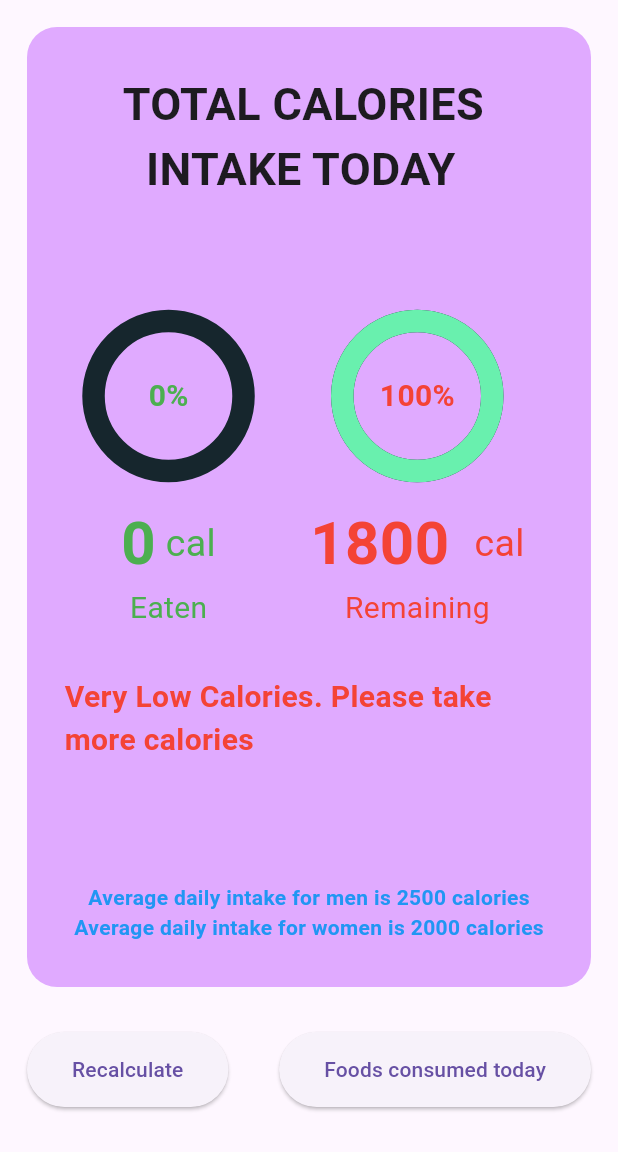
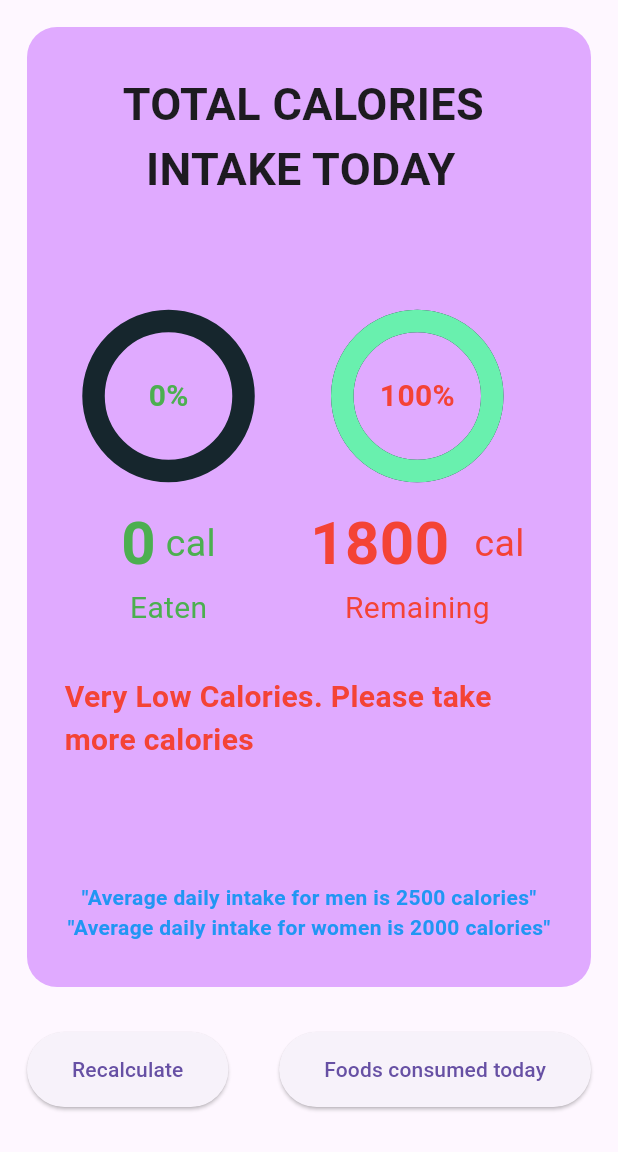
Before and after one commit to Rajesh0408/Calorie-Tracker, a Flutter app: the screen it shows after launch, after a tap on "Total Calories", on a phone screen of 412 x 824 dp, the part 84-1236 px from its top. Run offline on Flutter 3.47's test engine with Material 3 defaults, Android fonts, the phone set to English and light mode, and no system bars; drawn by our look-alikes of simple_circular_progress_bar; our stand-ins replace cloud_firestore, firebase_core; missing offline and left inert: dart:ffi; accounts and stored records are empty.

Commit message:
final commit

```diff
--- a/lib/UI/FoodListPage.dart
+++ b/lib/UI/FoodListPage.dart
@@ -30,11 +30,13 @@ class _FoodListPageState extends State<FoodListPage> {
   String searchText = '';
   List searchList = [];
   List searchIndexList = [];
+  bool bl=false;
 
   @override
   void initState() {
     super.initState();
     readData();
+
   }
 
   Future<void> readData() async {
@@ -43,13 +45,8 @@ class _FoodListPageState extends State<FoodListPage> {
           FirebaseFirestore.instance.collection('Foods');
       QuerySnapshot querySnapshot = await collectionReference.get();
 
-      //Get the total calories
-      // documentReference = FirebaseFirestore.instance.collection('TotalCalories').doc('7NELlvkDVQ6PLMVdbqpg');
-      // DocumentSnapshot<Object?>? documentSnapshot = await documentReference?.get();
-      // data = documentSnapshot?.data() as Map<String, dynamic>?;
-      // savedTotalCalories = data?['totalCalories'];
 
-      //Get the countList
+      // Get the countList
       documentReferenceForCountList = FirebaseFirestore.instance
           .collection('FoodsConsumedToday')
           .doc('XeEl2aYmbHyGfdVsOc9U');
@@ -63,8 +60,15 @@ class _FoodListPageState extends State<FoodListPage> {
       // }
 
       setState(() {
+        isTodayNewDay();
         list = querySnapshot.docs.map((doc) => doc.data()).toList();
-        print(list);
+      // FirebaseFirestore.instance
+      //     .collection(
+      //     'FoodsConsumedToday') // Replace 'your_collection' with your actual collection name
+      //     .doc(
+      //     'XeEl2aYmbHyGfdVsOc9U') // Replace 'your_document_id' with the ID of the document containing the array
+      //     .update({'countList': countList});
+
       });
     } catch (e) {
       print(e);
@@ -155,8 +159,14 @@ class _FoodListPageState extends State<FoodListPage> {
                                       countList[searchIndexList[index]] =
                                           countList[searchIndexList[index]] - 1;
                                     }
-                                  }
-                                });
+                                  }  });
+                                  FirebaseFirestore.instance
+                                      .collection(
+                                      'FoodsConsumedToday') // Replace 'your_collection' with your actual collection name
+                                      .doc(
+                                      'XeEl2aYmbHyGfdVsOc9U') // Replace 'your_document_id' with the ID of the document containing the array
+                                      .update({'countList': countList});
+
                               },
                               child: const Center(
                                 child: Text(
@@ -181,7 +191,7 @@ class _FoodListPageState extends State<FoodListPage> {
                           child: FloatingActionButton(
                               heroTag: 'plus$index',
                               onPressed: () {
-                                setState(() {
+                                setState(()  {
                                   if (searchList.isEmpty) {
                                     countList[index] = countList[index] + 1;
                                   } else {
@@ -189,6 +199,13 @@ class _FoodListPageState extends State<FoodListPage> {
                                         countList[searchIndexList[index]] + 1;
                                   }
                                 });
+                                  FirebaseFirestore.instance
+                                      .collection(
+                                      'FoodsConsumedToday') // Replace 'your_collection' with your actual collection name
+                                      .doc(
+                                      'XeEl2aYmbHyGfdVsOc9U') // Replace 'your_document_id' with the ID of the document containing the array
+                                      .update({'countList': countList});
+
                               },
                               child: const Text(
                                 '+',
@@ -214,21 +231,12 @@ class _FoodListPageState extends State<FoodListPage> {
                 ElevatedButton(
                     onPressed: () async {
                       savedTotalCalories = 0;
-                      await FirebaseFirestore.instance
-                          .collection(
-                              'FoodsConsumedToday') // Replace 'your_collection' with your actual collection name
-                          .doc(
-                              'XeEl2aYmbHyGfdVsOc9U') // Replace 'your_document_id' with the ID of the document containing the array
-                          .update({'countList': countList});
                       bottomSheetList.clear();
-                      if (await isTodayNewDay()) {
-                        savedTotalCalories = 0;
-                        bottomSheetList.clear();
-                      }
-                      print(savedTotalCalories);
+
+
                       for (int i = 0; i < countList.length; i++) {
                         savedTotalCalories = savedTotalCalories +
-                            (countList[i] * (list?[i]['calories']) as int);
+                            (countList[i] * (list[i]['calories']) as int);
 
                         if (countList[i] != 0) {
                           bottomSheetList.add(list[i]);
@@ -238,7 +246,6 @@ class _FoodListPageState extends State<FoodListPage> {
                         "totalCalories": savedTotalCalories
                       };
                       documentReference?.set(map1).whenComplete(() => null);
-                      print(bottomSheetList);
                       Navigator.push(
                           context,
                           MaterialPageRoute(
@@ -277,7 +284,7 @@ class _FoodListPageState extends State<FoodListPage> {
     });
   }
 
-  Future<bool> isTodayNewDay() async {
+  Future<void> isTodayNewDay() async {
     DocumentReference docReference = FirebaseFirestore.instance
         .collection('TodayDate')
         .doc('5dB7I6qTFwiEeGuUsW8X');
@@ -300,11 +307,21 @@ class _FoodListPageState extends State<FoodListPage> {
     if (savedDateTime?.year == now.year &&
         savedDateTime?.month == now.month &&
         savedDateTime?.day == now.day) {
-      return false;
     } else {
+      print("else part");
       Map<String, dynamic> map = {"date": now};
       docReference.set(map).whenComplete(() => print(map));
-      return true;
+      setState(() {
+        for (int i = 0; i < countList.length; i++) {
+          countList[i]=0;
+        }
+      });
+      await FirebaseFirestore.instance
+          .collection(
+          'FoodsConsumedToday') // Replace 'your_collection' with your actual collection name
+          .doc(
+          'XeEl2aYmbHyGfdVsOc9U') // Replace 'your_document_id' with the ID of the document containing the array
+          .update({'countList': countList});
     }
   }
 }
--- a/lib/UI/totalCaloriesPage.dart
+++ b/lib/UI/totalCaloriesPage.dart
@@ -79,7 +79,7 @@ class _TotalCaloriesPageState extends State<TotalCaloriesPage> {
                     height: 40,
                   ),
                   if (totalCalories!>1800)
-                    const Text("Heyyy!! You achieved today's goal", style: TextStyle(fontSize: 18, fontWeight: FontWeight.bold, color: Colors.deepOrange),),
+                    const Text("Heyyy!! You achieved today's goal", style: TextStyle(fontSize: 18, fontWeight: FontWeight.bold, color: Colors.green),),
                     const SizedBox(
                       height: 40,
                     ),
@@ -196,12 +196,12 @@ class _TotalCaloriesPageState extends State<TotalCaloriesPage> {
                     height: 80,
                   ),
                   const Text(
-                    'Average daily intake for men is 2500 calories',
+                    '"Average daily intake for men is 2500 calories"',
                     style: TextStyle(
                         color: Colors.blue, fontWeight: FontWeight.bold),
                   ),
                   const Text(
-                    'Average daily intake for women is 2000 calories',
+                    '"Average daily intake for women is 2000 calories"',
                     style: TextStyle(
                         color: Colors.blue, fontWeight: FontWeight.bold),
                   ),
@@ -253,7 +253,7 @@ class _TotalCaloriesPageState extends State<TotalCaloriesPage> {
               return Row(
                 children: [
                   Padding(
-                    padding: EdgeInsets.all(9.0),
+                    padding: EdgeInsets.all(11.0),
                     child: SizedBox(
                         height: 50,
                         width: 50,
```
